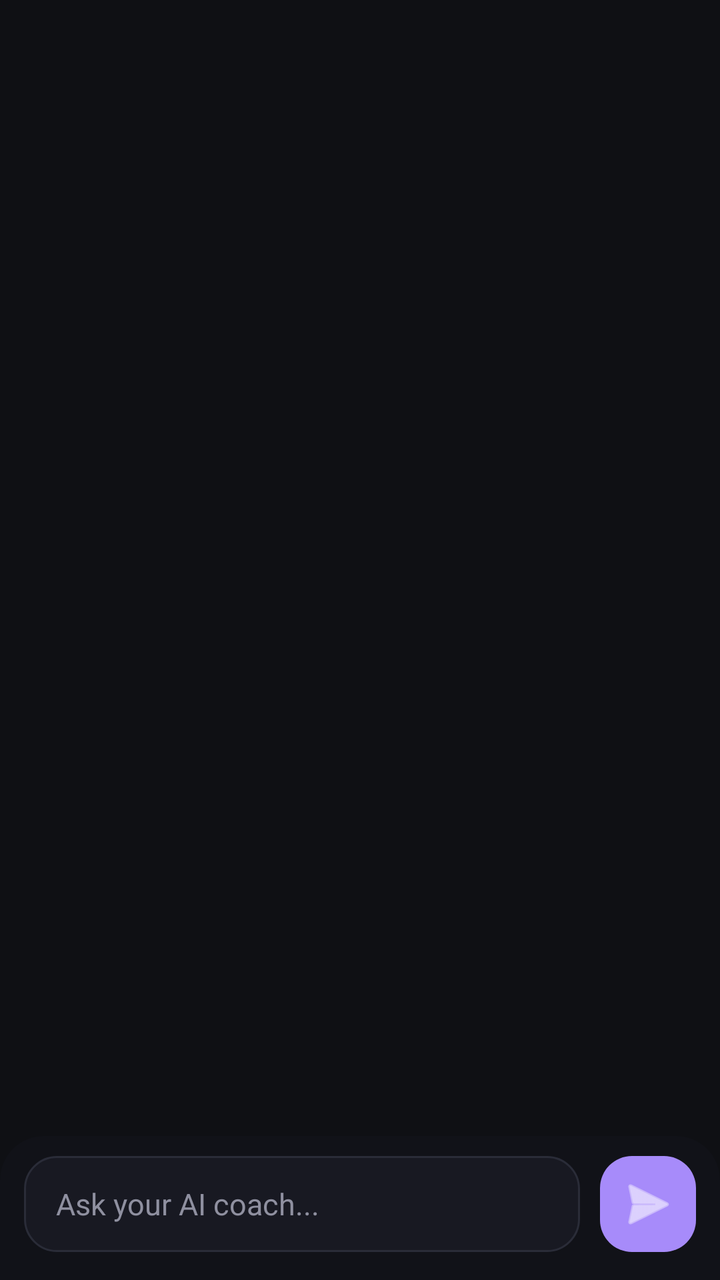
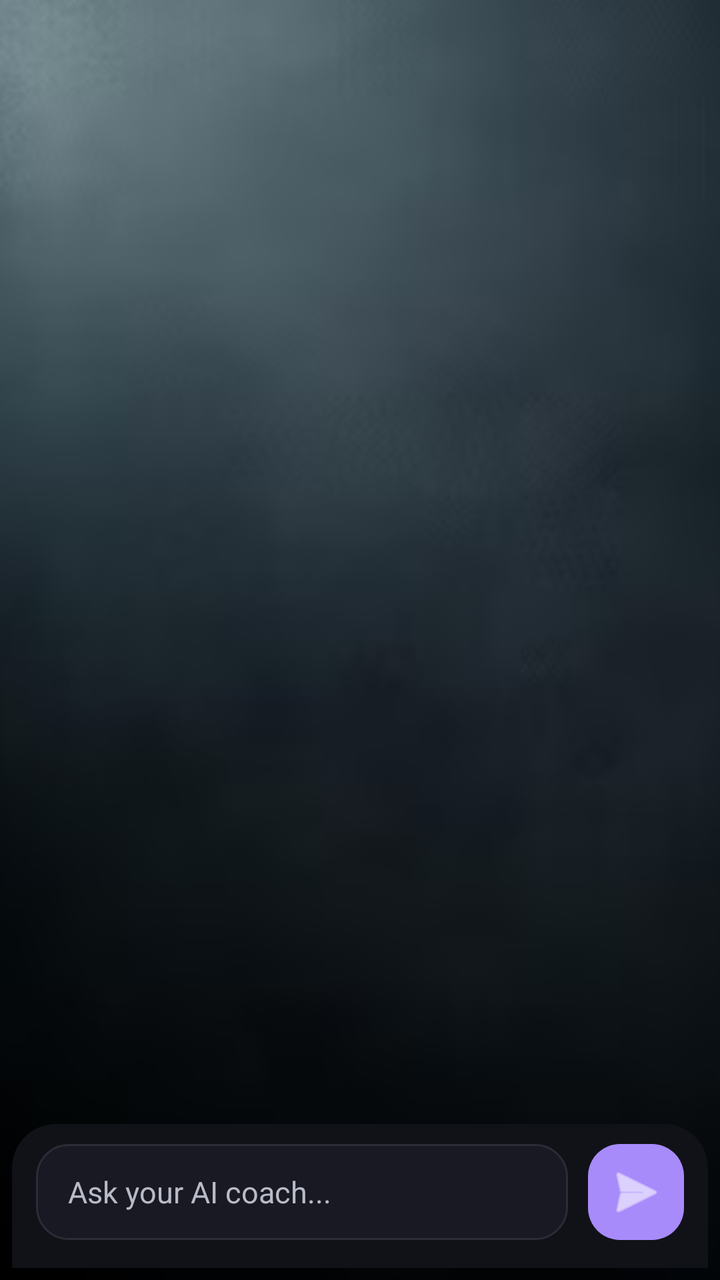

An Android layout rendered at two revisions. The XML below is the earlier revision; the diff shows what the commit changed to produce the second picture.
<!-- AndroidManifest.xml: application theme Theme.FitnessCoachAI -->
<!-- res/layout/fragment_assistant.xml -->
<?xml version="1.0" encoding="utf-8"?>
<androidx.constraintlayout.widget.ConstraintLayout
    xmlns:android="http://schemas.android.com/apk/res/android"
    xmlns:app="http://schemas.android.com/apk/res-auto"
    android:id="@+id/assistantRoot"
    android:layout_width="match_parent"
    android:layout_height="match_parent"
    android:background="#0F1014"
    android:clipChildren="false"
    android:clipToPadding="false">

    <androidx.recyclerview.widget.RecyclerView
        android:id="@+id/rvChat"
        android:layout_width="0dp"
        android:layout_height="0dp"
        android:clipToPadding="false"
        android:paddingStart="14dp"
        android:paddingTop="16dp"
        android:paddingEnd="14dp"
        android:paddingBottom="12dp"
        app:layout_constraintTop_toTopOf="parent"
        app:layout_constraintBottom_toTopOf="@id/inputContainer"
        app:layout_constraintStart_toStartOf="parent"
        app:layout_constraintEnd_toEndOf="parent" />

    <LinearLayout
        android:id="@+id/progressTyping"
        android:layout_width="wrap_content"
        android:layout_height="wrap_content"
        android:layout_marginStart="14dp"
        android:layout_marginBottom="8dp"
        android:background="@drawable/bg_typing_indicator"
        android:gravity="center_vertical"
        android:orientation="horizontal"
        android:paddingHorizontal="14dp"
        android:paddingVertical="10dp"
        android:visibility="gone"
        app:layout_constraintBottom_toTopOf="@id/inputContainer"
        app:layout_constraintStart_toStartOf="parent">

        <ProgressBar
            android:layout_width="18dp"
            android:layout_height="18dp"
            android:indeterminate="true" />

        <TextView
            android:layout_width="wrap_content"
            android:layout_height="wrap_content"
            android:layout_marginStart="10dp"
            android:text="AI is typing..."
            android:textColor="#D8D8E2"
            android:textSize="13sp" />
    </LinearLayout>

    <LinearLayout
        android:id="@+id/inputContainer"
        android:layout_width="0dp"
        android:layout_height="wrap_content"
        android:background="@drawable/bg_chat_input_container"
        android:gravity="center_vertical"
        android:orientation="horizontal"
        android:paddingStart="12dp"
        android:paddingTop="10dp"
        android:paddingEnd="12dp"
        android:paddingBottom="14dp"
        app:layout_constraintBottom_toBottomOf="parent"
        app:layout_constraintStart_toStartOf="parent"
        app:layout_constraintEnd_toEndOf="parent">

        <EditText
            android:id="@+id/etMessage"
            android:layout_width="0dp"
            android:layout_height="48dp"
            android:layout_weight="1"
            android:background="@drawable/bg_chat_input"
            android:gravity="center_vertical"
            android:hint="Ask your AI coach..."
            android:imeOptions="actionSend"
            android:inputType="textCapSentences|textMultiLine"
            android:maxLines="4"
            android:minHeight="48dp"
            android:paddingStart="16dp"
            android:paddingEnd="16dp"
            android:textColor="#F3F4F6"
            android:textColorHint="#8F90A0"
            android:textSize="15sp" />

        <ImageButton
            android:id="@+id/btnSend"
            android:layout_width="48dp"
            android:layout_height="48dp"
            android:layout_marginStart="10dp"
            android:background="@drawable/bg_send_button"
            android:contentDescription="Send"
            android:padding="12dp"
            android:src="@android:drawable/ic_menu_send"
            android:tint="#FFFFFF" />
    </LinearLayout>

</androidx.constraintlayout.widget.ConstraintLayout>
<!-- resources referenced by this layout -->
<resources>
  <!-- drawable bg_chat_input (drawable) -->
  <?xml version="1.0" encoding="utf-8"?>
  <shape xmlns:android="http://schemas.android.com/apk/res/android">
      <solid android:color="#181922" />
      <corners android:radius="16dp" />
      <stroke
          android:width="1dp"
          android:color="#2A2C38" />
  </shape>
  <!-- drawable bg_chat_input_container (drawable) -->
  <?xml version="1.0" encoding="utf-8"?>
  <shape xmlns:android="http://schemas.android.com/apk/res/android">
      <solid android:color="#111218" />
      <corners
          android:topLeftRadius="22dp"
          android:topRightRadius="22dp" />
  </shape>
  <!-- drawable bg_send_button (drawable) -->
  <?xml version="1.0" encoding="utf-8"?>
  <shape xmlns:android="http://schemas.android.com/apk/res/android">
      <solid android:color="#A78BFA" />
      <corners android:radius="16dp" />
  </shape>
  <!-- drawable bg_typing_indicator (drawable) -->
  <?xml version="1.0" encoding="utf-8"?>
  <shape xmlns:android="http://schemas.android.com/apk/res/android">
      <solid android:color="#1B1C24" />
      <corners android:radius="16dp" />
  </shape>
  <style name="Theme.FitnessCoachAI" parent="Base.Theme.FitnessCoachAI" />
  <style name="Base.Theme.FitnessCoachAI" parent="Theme.Material3.DayNight.NoActionBar">
          
          
      </style>
</resources>

<!-- the commit's change to res/layout/fragment_assistant.xml (unified diff, before → after) -->
@@ -5,9 +5,19 @@
     android:id="@+id/assistantRoot"
     android:layout_width="match_parent"
     android:layout_height="match_parent"
-    android:background="#0F1014"
     android:clipChildren="false"
     android:clipToPadding="false">
+
+    <ImageView
+        android:id="@+id/bgImage"
+        android:layout_width="0dp"
+        android:layout_height="0dp"
+        android:scaleType="centerCrop"
+        android:src="@drawable/assistant_chat_bg"
+        app:layout_constraintTop_toTopOf="parent"
+        app:layout_constraintBottom_toBottomOf="parent"
+        app:layout_constraintStart_toStartOf="parent"
+        app:layout_constraintEnd_toEndOf="parent" />
 
     <androidx.recyclerview.widget.RecyclerView
         android:id="@+id/rvChat"
@@ -56,6 +66,9 @@
         android:id="@+id/inputContainer"
         android:layout_width="0dp"
         android:layout_height="wrap_content"
+        android:layout_marginStart="6dp"
+        android:layout_marginEnd="6dp"
+        android:layout_marginBottom="6dp"
         android:background="@drawable/bg_chat_input_container"
         android:gravity="center_vertical"
         android:orientation="horizontal"
@@ -82,7 +95,7 @@
             android:paddingStart="16dp"
             android:paddingEnd="16dp"
             android:textColor="#F3F4F6"
-            android:textColorHint="#8F90A0"
+            android:textColorHint="#B8BBC7"
             android:textSize="15sp" />
 
         <ImageButton
<!-- resource entries referenced after the edit -->
@@ -1,5 +1,6 @@
 <!-- resources referenced by this layout -->
 <resources>
+  <!-- drawable assistant_chat_bg: png bitmap (drawable, 45790 bytes) -->
   <!-- drawable bg_chat_input (drawable) -->
   <?xml version="1.0" encoding="utf-8"?>
   <shape xmlns:android="http://schemas.android.com/apk/res/android">
